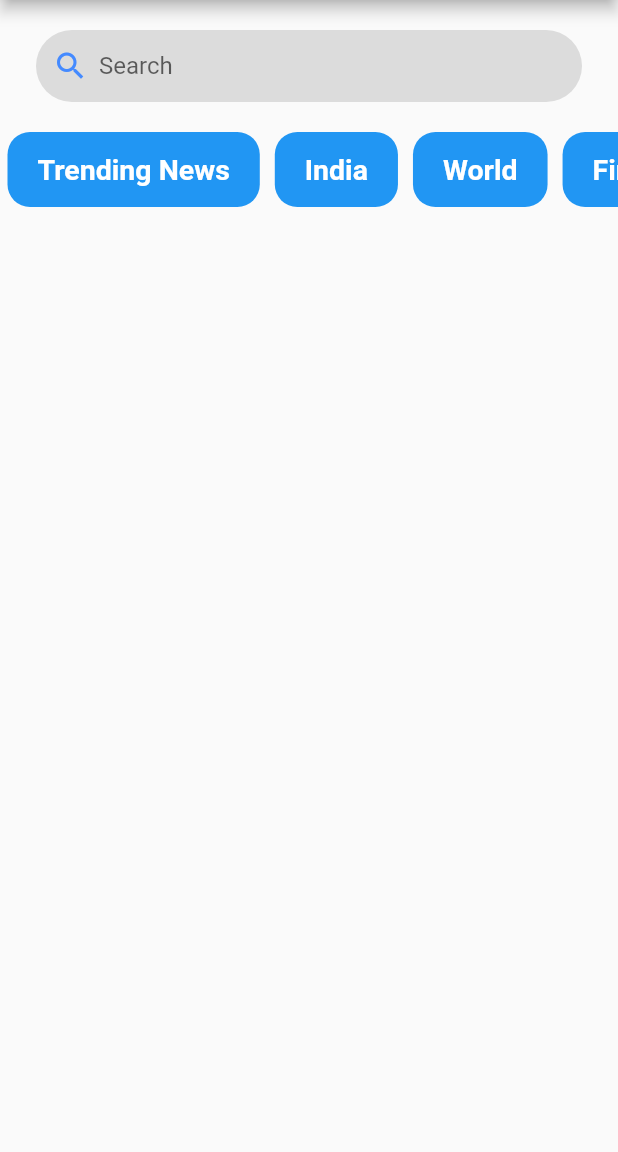
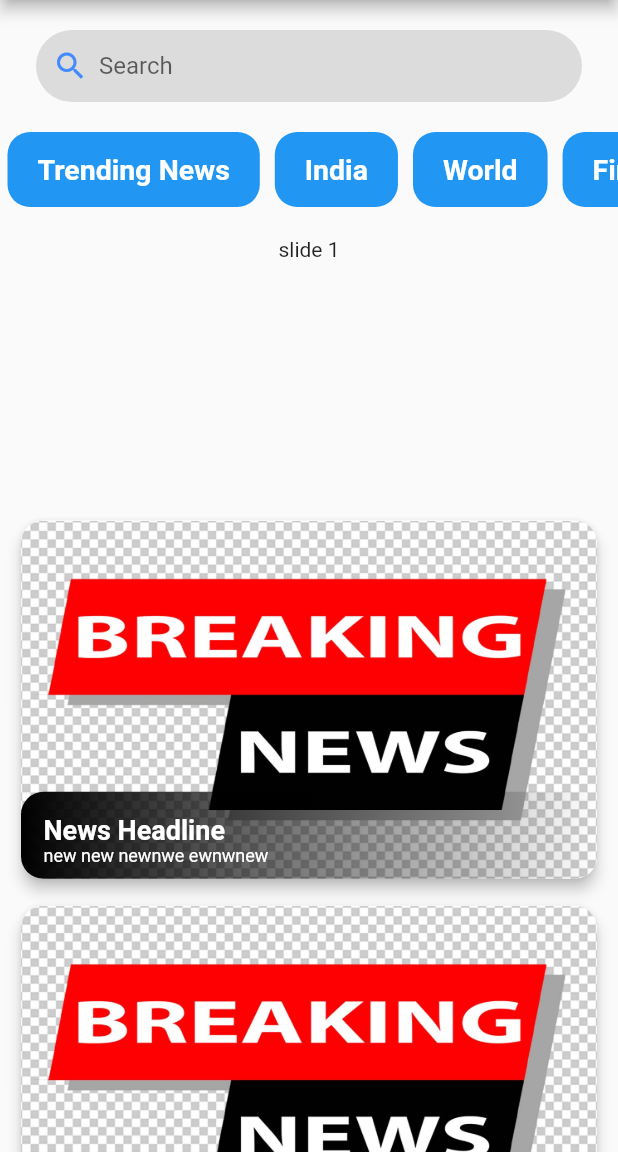
Before and after one commit to charanravi-online/GetNews-, a Flutter app: the screen it shows after launch, on a phone screen of 412 x 824 dp, the part 84-1236 px from its top. Run offline on Flutter 3.47's test engine with Material 2 defaults, Android fonts, the phone set to English and light mode, and no system bars; drawn by our look-alikes of carousel_slider.

Commit message:
added cards and carousels

```diff
--- a/lib/main.dart
+++ b/lib/main.dart
@@ -10,7 +10,7 @@ class MyApp extends StatelessWidget {
   @override
   Widget build(BuildContext context) {
     return MaterialApp(
-      title: 'Flutter Demo',
+      title: 'GetNews',
       theme: ThemeData(
         // This is the theme of your application.
         //
--- a/lib/pages/homepage.dart
+++ b/lib/pages/homepage.dart
@@ -1,6 +1,7 @@
 // import 'dart:html';
 
 import 'package:flutter/material.dart';
+import 'package:carousel_slider/carousel_slider.dart';
 
 class HomePage extends StatefulWidget {
   // const HomePage({Key? key}) : super(key: key);
@@ -25,15 +26,17 @@ class _HomePageState extends State<HomePage> {
         title: Text('GetNews'),
         centerTitle: true,
       ),
-      body: Column(
+      body: SingleChildScrollView(
+        child: Column(
           children: [
             Container(
-            //Search Wala Container
+              //Search Bar Container
 
               padding: EdgeInsets.symmetric(horizontal: 8),
               margin: EdgeInsets.symmetric(horizontal: 24, vertical: 20),
               decoration: BoxDecoration(
-                color: Colors.black12, borderRadius: BorderRadius.circular(24)),
+                  color: Colors.black12,
+                  borderRadius: BorderRadius.circular(24)),
               child: Row(
                 children: [
                   GestureDetector(
@@ -73,7 +76,8 @@ class _HomePageState extends State<HomePage> {
                       print(navBarItem[index]);
                     },
                     child: Container(
-                    padding: EdgeInsets.symmetric(horizontal: 20, vertical: 10),
+                      padding:
+                          EdgeInsets.symmetric(horizontal: 20, vertical: 10),
                       margin: EdgeInsets.symmetric(horizontal: 5),
                       decoration: BoxDecoration(
                         color: Colors.blue,
@@ -94,8 +98,92 @@ class _HomePageState extends State<HomePage> {
                 },
               ),
             ),
+            CarouselSlider(
+              options: CarouselOptions(
+                height: 200,
+                autoPlay: true,
+                enlargeCenterPage: true,
+              ),
+              items: items.map((item) {
+                return Builder(builder: (BuildContext context) {
+                  return InkWell(
+                    onTap: () {
+                      print('banner');
+                    },
+                    child: Container(
+                      margin: EdgeInsets.symmetric(horizontal: 5, vertical: 20),
+                      child: Text(item),
+                    ),
+                  );
+                });
+              }).toList(),
+              // options: options
+            ),
+            Container(
+              child: ListView.builder(
+                  physics: NeverScrollableScrollPhysics(),
+                  shrinkWrap: true,
+                  itemCount: 3,
+                  itemBuilder: (context, index) {
+                    return Container(
+                      margin: EdgeInsets.symmetric(horizontal: 10, vertical: 5),
+                      child: Card(
+                        shape: RoundedRectangleBorder(
+                          borderRadius: BorderRadius.circular(15),
+                        ),
+                        elevation: 4.0,
+                        child: Stack(
+                          children: [
+                            ClipRRect(
+                                borderRadius: BorderRadius.circular(15),
+                                child: Image.asset("images/breakingnews.jpg")),
+                            Positioned(
+                                left: 0,
+                                right: 0,
+                                bottom: 0,
+                                child: Container(
+                                  decoration: BoxDecoration(
+                                    borderRadius: BorderRadius.circular(15),
+                                    gradient: LinearGradient(
+                                      colors: [
+                                        Colors.black,
+                                        Colors.black.withOpacity(0),
                                       ],
+                                      // begin: Alignment.topCenter,
+                                      // end: Alignment.bottomCenter,
+                                    ),
+                                  ),
+                                  padding: EdgeInsets.fromLTRB(
+                                      15, 15, 10, 8),
+                                  child: Column(
+                                    crossAxisAlignment: CrossAxisAlignment.start,
+                                    children: [
+                                      Text(
+                                        'News Headline',
+                                        style: TextStyle(
+                                            color: Colors.white,
+                                            fontSize: 18,
+                                            fontWeight: FontWeight.bold),
+                                      ),
+                                      Text(
+                                        'new new newnwe ewnwnew',
+                                        style: TextStyle(
+                                            color: Colors.white, fontSize: 12),
+                                      ),
+                                    ],
+                                  ),
+                                )),
+                          ],
+                        ),
+                      ),
+                    );
+                  }),
+            ),
+          ],
+        ),
       ),
     );
   }
+
+  final List items = ['slide 1', 'slide 2', 'slide 3', 'slide 4'];
 }
```
Also changed, not shown: pubspec.yaml (+4 -12 lines), images/breakingnews.jpg (added), pubspec.lock. Lines whose indentation alone changed are shown as unchanged.
